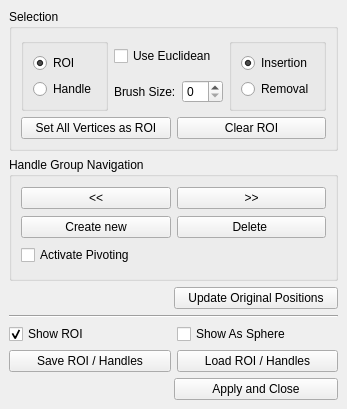
Old version of the form Polyhedron/demo/Polyhedron/Deform_mesh.ui in the repository CGAL/cgal.
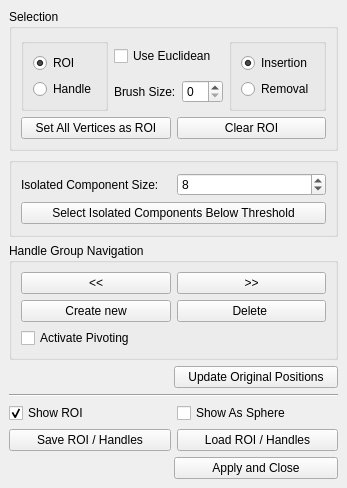
New version of the form.

Commit message: Add 'select isolated components' support to demo

```diff
--- a/Polyhedron/demo/Polyhedron/Deform_mesh.ui
+++ b/Polyhedron/demo/Polyhedron/Deform_mesh.ui
@@ -7,7 +7,7 @@
     <x>0</x>
     <y>0</y>
     <width>317</width>
-    <height>409</height>
+    <height>488</height>
    </rect>
   </property>
   <property name="windowTitle">
@@ -119,6 +119,47 @@
       </layout>
      </widget>
     </item>
+    <item>
+     <widget class="QGroupBox" name="groupBox">
+      <property name="title">
+       <string/>
+      </property>
+      <layout class="QVBoxLayout" name="verticalLayout_8">
+       <item>
+        <layout class="QVBoxLayout" name="verticalLayout_4">
+         <item>
+          <layout class="QHBoxLayout" name="horizontalLayout_8">
+           <item>
+            <widget class="QLabel" name="label_3">
+             <property name="text">
+              <string>Isolated Component Size:</string>
+             </property>
+            </widget>
+           </item>
+           <item>
+            <widget class="QSpinBox" name="Threshold_size_spin_box">
+             <property name="maximum">
+              <number>999999999</number>
+             </property>
+             <property name="value">
+              <number>8</number>
+             </property>
+            </widget>
+           </item>
+          </layout>
+         </item>
+         <item>
+          <widget class="QPushButton" name="Select_isolated_components_button">
+           <property name="text">
+            <string>Select Isolated Components Below Threshold</string>
+           </property>
+          </widget>
+         </item>
+        </layout>
+       </item>
+      </layout>
+     </widget>
+    </item>
     <item>
      <widget class="QGroupBox" name="HandleGroupNavigationGroupBox">
       <property name="title">
```
The commit also changes 2 other files.
